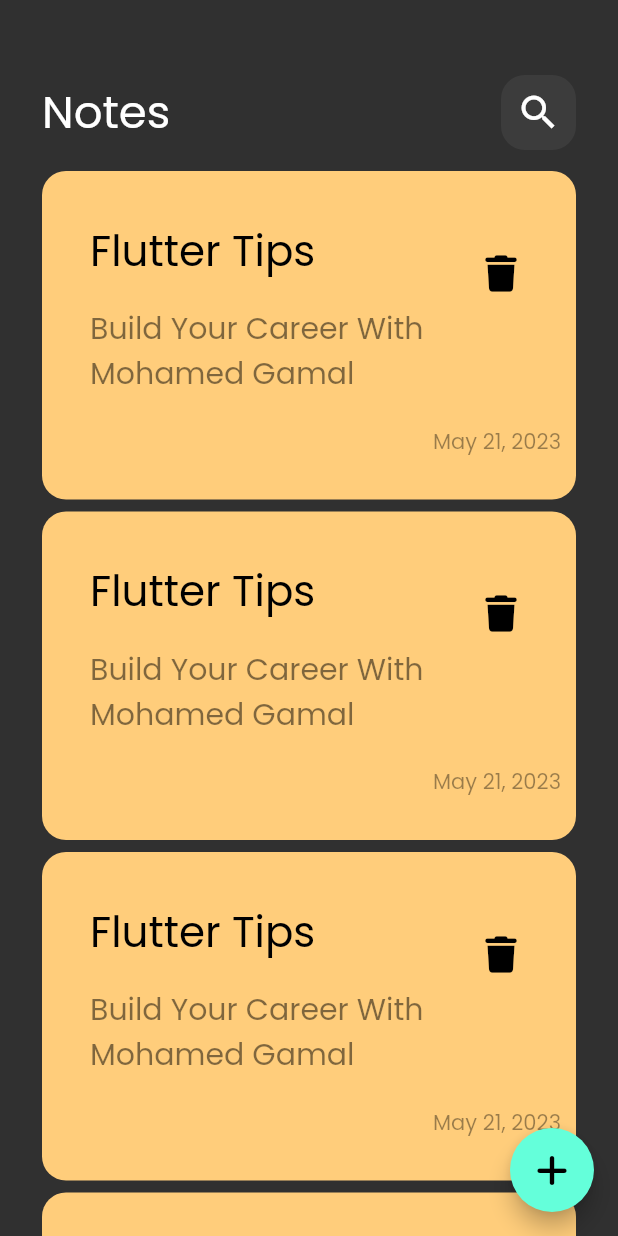
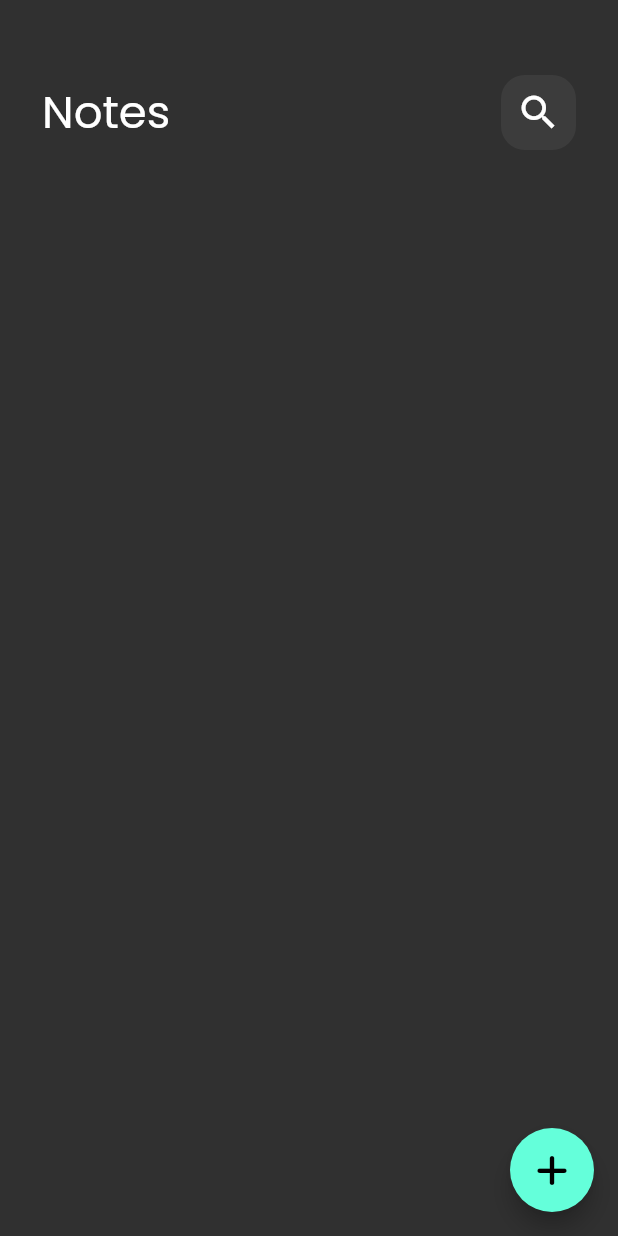
Before and after one commit to devmohamedgamal/Notes_App, a Flutter app: the screen it shows after launch, on a phone screen of 412 x 824 dp. Run offline on Flutter 3.47's test engine with Material 2 defaults, Android fonts, the phone set to English and light mode, and no system bars; our stand-ins replace bloc, flutter_bloc, font_awesome_flutter, hive, hive_flutter; accounts and stored records are empty.

Commit message:
disply data part

```diff
--- a/lib/cubits/notes_cubit/notes_cubit.dart
+++ b/lib/cubits/notes_cubit/notes_cubit.dart
@@ -1,4 +1,5 @@
 import 'package:bloc/bloc.dart';
+import 'package:flutter/material.dart';
 import 'package:hive/hive.dart';
 import 'package:meta/meta.dart';
 
@@ -10,12 +11,10 @@ part 'notes_state.dart';
 class NotesCubit extends Cubit<NotesState> {
   NotesCubit() : super(NotesInitial());
 
-  fatchAllNote() async {
-    try {
-      var notesBox = Hive.box<NoteModel>(kNotesBox);
-      emit(NoteSeccess(notes: notesBox.values.toList()));
-    } catch (e) {
-      emit(NoteFailure(errMessage: e.toString()));
-    }
+  List<NoteModel>? notes;
+
+  fechAllNote() {
+    var notesBox = Hive.box<NoteModel>(kNotesBox);
+    notes = notesBox.values.toList();
   }
 }
--- a/lib/cubits/notes_cubit/notes_state.dart
+++ b/lib/cubits/notes_cubit/notes_state.dart
@@ -4,16 +4,3 @@ part of 'notes_cubit.dart';
 abstract class NotesState {}
 
 class NotesInitial extends NotesState {}
-
-class NoteLoading extends NotesState {}
-
-class NoteSeccess extends NotesState {
-  final List<NoteModel> notes;
-
-  NoteSeccess({required this.notes});
-}
-
-class NoteFailure extends NotesState {
-  final String errMessage;
-  NoteFailure({required this.errMessage});
-}
--- a/lib/main.dart
+++ b/lib/main.dart
@@ -1,7 +1,7 @@
 import 'package:flutter/material.dart';
 import 'package:flutter_bloc/flutter_bloc.dart';
 import 'package:hive_flutter/adapters.dart';
-import 'package:note_app/cubits/add_note_cubit/add_note_cubit.dart';
+import 'package:note_app/cubits/notes_cubit/notes_cubit.dart';
 import 'package:note_app/models/note_model.dart';
 import 'package:note_app/simple_bloc_observer.dart';
 import 'contants.dart';
@@ -20,13 +20,16 @@ class NotesApp extends StatelessWidget {
 
   @override
   Widget build(BuildContext context) {
-    return MaterialApp(
-      debugShowCheckedModeBanner: false,
-      theme: ThemeData(
-        brightness: Brightness.dark,
-        fontFamily: 'Poppins',
+    return BlocProvider(
+      create: (context) => NotesCubit(),
+      child: MaterialApp(
+        debugShowCheckedModeBanner: false,
+        theme: ThemeData(
+          brightness: Brightness.dark,
+          fontFamily: 'Poppins',
+        ),
+        home: NotesView(),
       ),
-      home: const NotesView(),
     );
   }
 }
--- a/lib/views/edit_note_view.dart
+++ b/lib/views/edit_note_view.dart
@@ -7,7 +7,7 @@ class EditNoteView extends StatelessWidget {
 
   @override
   Widget build(BuildContext context) {
-    return  Scaffold(
+    return  const Scaffold(
       body: Padding(
         padding: EdgeInsets.symmetric(horizontal: 28),
         child: Column(
--- a/lib/views/notes_view.dart
+++ b/lib/views/notes_view.dart
@@ -4,17 +4,22 @@ import 'package:font_awesome_flutter/font_awesome_flutter.dart';
 import 'package:note_app/cubits/notes_cubit/notes_cubit.dart';
 import 'widgets/add_note_widget.dart';
 import 'widgets/custom_app_bar.dart';
-import 'widgets/custom_note_item.dart';
 import 'widgets/note_list_view.dart';
 
-class NotesView extends StatelessWidget {
-  const NotesView({super.key});
+class NotesView extends StatefulWidget {
+  @override
+  State<NotesView> createState() => _NotesViewState();
+}
+
+class _NotesViewState extends State<NotesView> {
+  @override
+  void initState() {
+    BlocProvider.of<NotesCubit>(context).fechAllNote();
+  }
 
   @override
   Widget build(BuildContext context) {
-    return BlocProvider(
-      create: (context) => NotesCubit(),
-      child: Scaffold(
+    return Scaffold(
       floatingActionButton: FloatingActionButton(
         onPressed: () {
           showModalBottomSheet(
@@ -31,25 +36,24 @@ class NotesView extends StatelessWidget {
         },
         child: const Icon(FontAwesomeIcons.plus),
       ),
-        body: const Padding(
-          padding: EdgeInsets.symmetric(horizontal: 28),
+      body: Padding(
+        padding: const EdgeInsets.symmetric(horizontal: 28),
         child: Column(
           children: [
-              SizedBox(
+            const SizedBox(
               height: 50,
             ),
-              CustomAppBar(
+            const CustomAppBar(
               text: 'Notes',
               icon: Icons.search,
             ),
-              SizedBox(
+            const SizedBox(
               height: 10,
             ),
             Expanded(child: NoteListView()),
           ],
         ),
       ),
-      ),
     );
   }
 }
--- a/lib/views/widgets/add_note_form.dart
+++ b/lib/views/widgets/add_note_form.dart
@@ -1,6 +1,7 @@
 import 'package:flutter/Material.dart';
 import 'package:flutter_bloc/flutter_bloc.dart';
 import 'package:note_app/cubits/add_note_cubit/add_note_cubit.dart';
+import 'package:note_app/cubits/notes_cubit/notes_cubit.dart';
 import 'package:note_app/models/note_model.dart';
 
 import 'Custom_Text_Field.dart';
@@ -16,6 +17,8 @@ class AddNoteForm extends StatefulWidget {
 }
 
 class _AddNoteFormState extends State<AddNoteForm> {
+
+
   final GlobalKey<FormState> formKey = GlobalKey();
   AutovalidateMode autoValidateMode = AutovalidateMode.disabled;
 
--- a/lib/views/widgets/custom_note_item.dart
+++ b/lib/views/widgets/custom_note_item.dart
@@ -1,10 +1,20 @@
 import 'package:flutter/Material.dart';
+import 'package:flutter_bloc/flutter_bloc.dart';
 import 'package:font_awesome_flutter/font_awesome_flutter.dart';
-
+import '../../cubits/notes_cubit/notes_cubit.dart';
+import '../../models/note_model.dart';
 import '../edit_note_view.dart';
 
 class CustomNoteItem extends StatelessWidget {
-  const CustomNoteItem({super.key});
+  // @override
+  // void initState() {
+  //   BlocProvider.of<NotesCubit>(context).fechAllNote();
+  //   super.initState();
+  // }
+
+  final NoteModel note;
+
+  const CustomNoteItem({super.key, required this.note});
 
   @override
   Widget build(BuildContext context) {
@@ -25,9 +35,9 @@ class CustomNoteItem extends StatelessWidget {
           crossAxisAlignment: CrossAxisAlignment.end,
           children: [
             ListTile(
-              title: const Text(
-                'Flutter Tips',
-                style: TextStyle(
+              title: Text(
+                note.title,
+                style: const TextStyle(
                   fontSize: 28,
                   color: Colors.black,
                 ),
@@ -35,7 +45,7 @@ class CustomNoteItem extends StatelessWidget {
               subtitle: Padding(
                 padding: const EdgeInsets.symmetric(vertical: 16),
                 child: Text(
-                  'Build Your Career With Mohamed Gamal',
+                  note.content,
                   style: TextStyle(
                     fontSize: 20,
                     color: Colors.black.withOpacity(0.5),
@@ -50,7 +60,7 @@ class CustomNoteItem extends StatelessWidget {
                   )),
             ),
             Text(
-              'May 21, 2023',
+              note.date,
               style: TextStyle(color: Colors.black.withOpacity(0.4)),
             ),
           ],
--- a/lib/views/widgets/note_list_view.dart
+++ b/lib/views/widgets/note_list_view.dart
@@ -1,17 +1,34 @@
 import 'package:flutter/Material.dart';
-
+import 'package:flutter_bloc/flutter_bloc.dart';
+import 'package:note_app/cubits/notes_cubit/notes_cubit.dart';
+import '../../models/note_model.dart';
 import 'custom_note_item.dart';
 
 class NoteListView extends StatelessWidget {
-  const NoteListView({super.key});
-
   @override
   Widget build(BuildContext context) {
-    return ListView.builder(itemBuilder: (context, index) {
-      return const Padding(
-        padding: EdgeInsets.symmetric(vertical: 4),
-        child: CustomNoteItem(),
-      );
-    });
+    List<NoteModel> notes = BlocProvider.of<NotesCubit>(context).notes!;
+    return BlocConsumer<NotesCubit, NotesState>(
+      listener: (context, state) {
+        BlocProvider.of<NotesCubit>(context).fechAllNote();
+      },
+      builder: (context, state) {
+        return BlocBuilder<NotesCubit, NotesState>(
+          builder: (context, state) {
+            return ListView.builder(
+              itemCount: notes.length,
+              itemBuilder: (context, index) {
+                return Padding(
+                  padding: const EdgeInsets.symmetric(vertical: 4),
+                  child: CustomNoteItem(
+                    note: notes[index],
+                  ),
+                );
+              },
+            );
+          },
+        );
+      },
+    );
   }
 }
```
Lines whose indentation alone changed are shown as unchanged.
